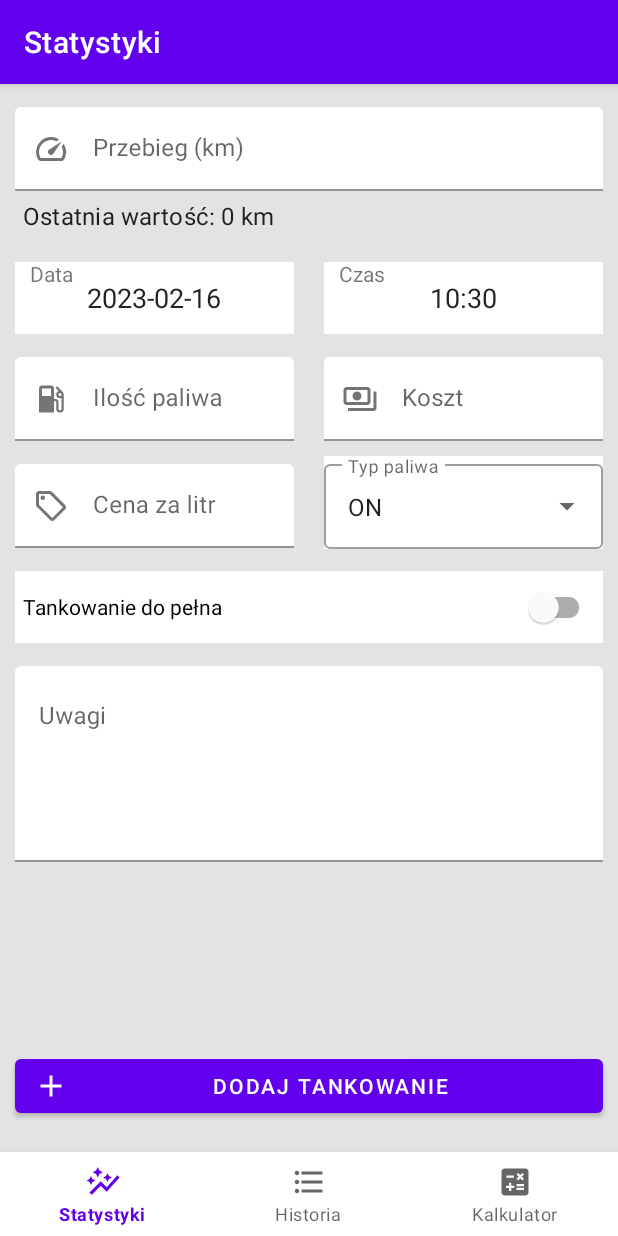
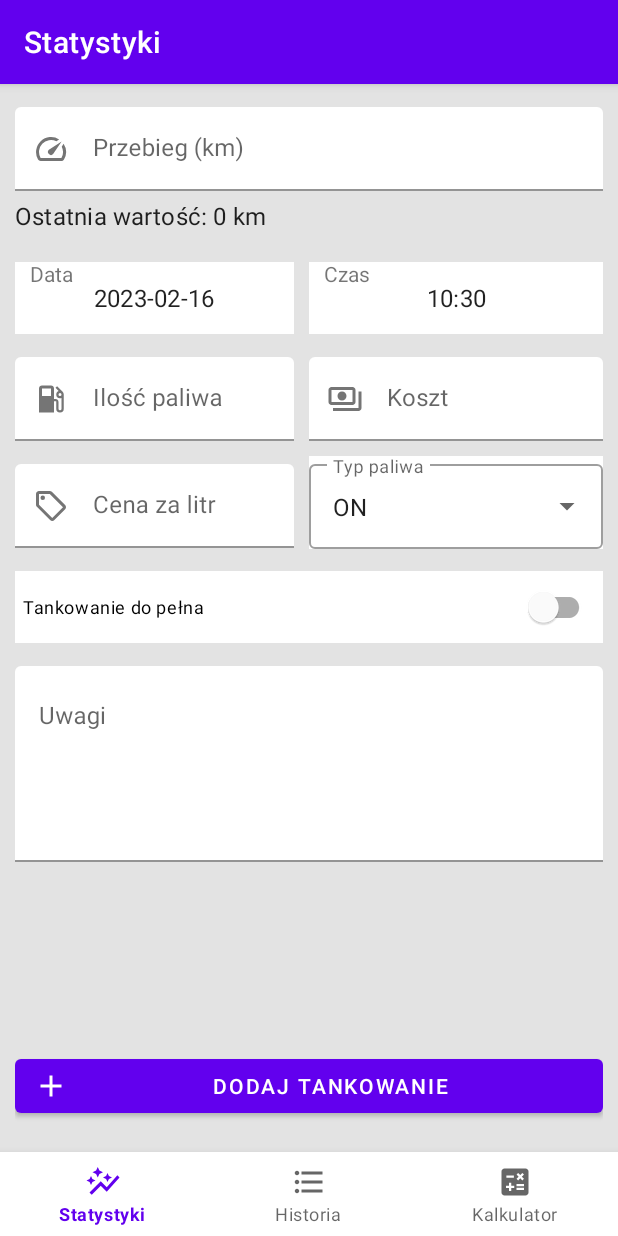
Before and after one commit to matxowy/VehicleCost, an Android app: the fragment AddEditRefuelFragment placed in its activity, on a phone screen of 412 x 824 dp. Run offline under Robolectric (Android 15) with nearby library versions, the phone set to English and light mode, and no system bars; our stand-ins replace Dagger/Hilt's generated code, Room's generated code, navigation-ui; 4 statements that could not run were skipped.

Commit message:
v.1.14.0
- Refactored some designs
- Extracted dimensions
- Changed to use not hardcoded colors
- Started to use textAppearance everywhere in text fields

```diff
--- a/app/src/main/res/layout/add_edit_refuel_fragment.xml
+++ b/app/src/main/res/layout/add_edit_refuel_fragment.xml
@@ -5,24 +5,30 @@
     android:layout_width="match_parent"
     android:layout_height="match_parent"
     tools:context=".ui.addeditrefuel.AddEditRefuelFragment"
-    android:background="#E3E3E3">
+    android:background="@color/greyBackgroundColor">
 
+
+    <androidx.constraintlayout.widget.ConstraintLayout
+        android:layout_width="match_parent"
+        android:layout_height="match_parent"
+        android:layout_marginHorizontal="@dimen/default_side_margin">
 
     <EditText
         android:id="@+id/et_date"
         android:layout_width="0dp"
         android:layout_height="wrap_content"
-        android:layout_marginStart="10dp"
-        android:layout_marginTop="20dp"
-        android:layout_marginEnd="10dp"
+        android:layout_marginTop="@dimen/high_margin"
+        android:layout_marginEnd="@dimen/small_margin"
         android:clickable="false"
         android:cursorVisible="false"
-        android:ems="7"
         android:focusable="false"
         android:focusableInTouchMode="false"
-        android:minHeight="48dp"
+        android:importantForAutofill="no"
+        android:inputType="date"
+        android:minHeight="@dimen/minimum_field_height"
         android:textAlignment="center"
-        android:background="@color/white"
+        android:background="?attr/colorSurface"
+        android:textAppearance="@style/TextAppearance.MaterialComponents.Subtitle1"
         app:layout_constraintEnd_toStartOf="@+id/guideline_vertical"
         app:layout_constraintStart_toStartOf="parent"
         app:layout_constraintTop_toBottomOf="@+id/tv_last_value_of_mileage" />
@@ -31,17 +37,17 @@
         android:id="@+id/et_time"
         android:layout_width="0dp"
         android:layout_height="wrap_content"
-        android:layout_marginStart="10dp"
-        android:layout_marginTop="20dp"
-        android:layout_marginEnd="10dp"
+        android:layout_marginTop="@dimen/high_margin"
         android:clickable="false"
         android:cursorVisible="false"
-        android:ems="7"
         android:focusable="false"
         android:focusableInTouchMode="false"
-        android:minHeight="48dp"
+        android:importantForAutofill="no"
+        android:inputType="datetime"
+        android:minHeight="@dimen/minimum_field_height"
         android:textAlignment="center"
-        android:background="@color/white"
+        android:background="?attr/colorSurface"
+        android:textAppearance="@style/TextAppearance.MaterialComponents.Subtitle1"
         app:layout_constraintEnd_toEndOf="parent"
         app:layout_constraintStart_toStartOf="@+id/guideline_vertical"
         app:layout_constraintTop_toBottomOf="@+id/tv_last_value_of_mileage" />
@@ -50,9 +56,8 @@
         android:id="@+id/tv_last_value_of_mileage"
         android:layout_width="wrap_content"
         android:layout_height="wrap_content"
-        android:layout_marginStart="15dp"
-        android:layout_marginTop="5dp"
-        android:text="Ostatnia wartość: 264 778 km"
+        android:layout_marginTop="@dimen/very_small_margin"
+        tools:text="Ostatnia wartość: 264 778 km"
         android:textAppearance="@style/TextAppearance.MaterialComponents.Subtitle1"
         app:layout_constraintStart_toStartOf="parent"
         app:layout_constraintTop_toBottomOf="@+id/til_mileage" />
@@ -61,9 +66,8 @@
         android:id="@+id/tv_label_for_time"
         android:layout_width="0dp"
         android:layout_height="wrap_content"
-        android:layout_marginStart="10dp"
-        android:layout_marginTop="18dp"
-        android:ems="8"
+        android:layout_marginTop="@dimen/date_time_labels_margin_top"
+        android:layout_marginStart="@dimen/small_margin"
         android:gravity="start"
         android:labelFor="@+id/et_time"
         android:text="@string/label_time"
@@ -75,9 +79,8 @@
         android:id="@+id/tv_label_for_date"
         android:layout_width="0dp"
         android:layout_height="wrap_content"
-        android:layout_marginStart="10dp"
-        android:layout_marginTop="18dp"
-        android:ems="8"
+        android:layout_marginTop="@dimen/date_time_labels_margin_top"
+        android:layout_marginStart="@dimen/small_margin"
         android:gravity="start"
         android:labelFor="@+id/et_date"
         android:text="@string/label_of_date"
@@ -103,9 +106,7 @@
         android:id="@+id/til_mileage"
         android:layout_width="match_parent"
         android:layout_height="wrap_content"
-        android:layout_marginStart="10dp"
-        android:layout_marginTop="15dp"
-        android:layout_marginEnd="10dp"
+        android:layout_marginTop="@dimen/medium_margin"
         android:background="@android:color/transparent"
         android:orientation="horizontal"
         app:boxBackgroundColor="@android:color/transparent"
@@ -121,9 +122,8 @@
             android:layout_height="wrap_content"
             android:hint="@string/text_input_hint_mileage"
             android:inputType="numberDecimal"
-            android:maxLength="20"
-            android:textColor="@color/black"
-            android:textSize="16sp" />
+            android:maxLength="9"
+            android:textAppearance="@style/TextAppearance.MaterialComponents.Subtitle1" />
 
     </com.google.android.material.textfield.TextInputLayout>
 
@@ -131,9 +131,8 @@
         android:id="@+id/til_fuel"
         android:layout_width="0dp"
         android:layout_height="wrap_content"
-        android:layout_marginStart="10dp"
-        android:layout_marginTop="15dp"
-        android:layout_marginEnd="10dp"
+        android:layout_marginTop="@dimen/medium_margin"
+        android:layout_marginEnd="@dimen/small_margin"
         android:background="@android:color/transparent"
         android:orientation="horizontal"
         app:boxBackgroundColor="@android:color/transparent"
@@ -149,9 +148,8 @@
             android:layout_height="wrap_content"
             android:hint="@string/hint_amount_of_fuel"
             android:inputType="numberDecimal"
-            android:maxLength="10"
-            android:textColor="@color/black"
-            android:textSize="16sp" />
+            android:maxLength="6"
+            android:textAppearance="@style/TextAppearance.MaterialComponents.Subtitle1" />
 
     </com.google.android.material.textfield.TextInputLayout>
 
@@ -159,9 +157,7 @@
         android:id="@+id/till_cost"
         android:layout_width="0dp"
         android:layout_height="wrap_content"
-        android:layout_marginStart="10dp"
-        android:layout_marginTop="15dp"
-        android:layout_marginEnd="10dp"
+        android:layout_marginTop="@dimen/medium_margin"
         android:background="@android:color/transparent"
         android:orientation="horizontal"
         app:boxBackgroundColor="@android:color/transparent"
@@ -177,17 +173,17 @@
             android:layout_height="wrap_content"
             android:hint="@string/hint_cost"
             android:inputType="numberDecimal"
-            android:maxLength="10"
-            android:textColor="@color/black" />
+            android:maxLength="7"
+            android:textAppearance="@style/TextAppearance.MaterialComponents.Subtitle1" />
+
     </com.google.android.material.textfield.TextInputLayout>
 
     <com.google.android.material.textfield.TextInputLayout
         android:id="@+id/til_price_per_liter"
         android:layout_width="0dp"
         android:layout_height="wrap_content"
-        android:layout_marginStart="10dp"
-        android:layout_marginTop="15dp"
-        android:layout_marginEnd="10dp"
+        android:layout_marginTop="@dimen/medium_margin"
+        android:layout_marginEnd="@dimen/small_margin"
         android:background="@android:color/transparent"
         android:orientation="horizontal"
         app:boxBackgroundColor="@android:color/transparent"
@@ -204,7 +200,8 @@
             android:hint="@string/hint_price_per_liter"
             android:inputType="numberDecimal"
             android:maxLength="6"
-            android:textColor="@color/black" />
+            android:textAppearance="@style/TextAppearance.MaterialComponents.Subtitle1" />
+
     </com.google.android.material.textfield.TextInputLayout>
 
     <com.google.android.material.textfield.TextInputLayout
@@ -212,11 +209,9 @@
         style="@style/Widget.MaterialComponents.TextInputLayout.OutlinedBox.ExposedDropdownMenu"
         android:layout_width="0dp"
         android:layout_height="wrap_content"
-        android:layout_marginStart="10dp"
-        android:layout_marginTop="10dp"
-        android:layout_marginEnd="10dp"
+        android:layout_marginTop="@dimen/small_margin"
         android:hint="@string/hint_type_of_fuel"
-        android:background="@color/white"
+        android:background="?attr/colorSurface"
         app:layout_constraintEnd_toEndOf="parent"
         app:layout_constraintStart_toStartOf="@+id/guideline_vertical"
         app:layout_constraintTop_toBottomOf="@+id/till_cost">
@@ -225,21 +220,22 @@
             android:id="@+id/spinner_type_of_fuel"
             android:layout_width="match_parent"
             android:layout_height="wrap_content"
-            android:inputType="none" />
+            android:inputType="none"
+            android:textAppearance="@style/TextAppearance.MaterialComponents.Subtitle1" />
+
     </com.google.android.material.textfield.TextInputLayout>
 
     <com.google.android.material.switchmaterial.SwitchMaterial
         android:id="@+id/switch_full_refueled"
         android:layout_width="match_parent"
         android:layout_height="wrap_content"
-        android:layout_marginStart="10dp"
-        android:layout_marginTop="15dp"
-        android:layout_marginEnd="10dp"
+        android:layout_marginTop="@dimen/medium_margin"
         android:checked="false"
         android:text="@string/switch_full_refueled"
         android:background="@color/white"
-        android:paddingStart="5dp"
-        android:paddingEnd="5dp"
+        android:paddingStart="@dimen/very_small_padding"
+        android:paddingEnd="@dimen/very_small_padding"
+        android:textAppearance="@style/TextAppearance.MaterialComponents.Caption"
         app:layout_constraintEnd_toEndOf="parent"
         app:layout_constraintStart_toStartOf="parent"
         app:layout_constraintTop_toBottomOf="@+id/til_price_per_liter" />
@@ -247,9 +243,7 @@
     <com.google.android.material.textfield.TextInputLayout
         android:layout_width="match_parent"
         android:layout_height="wrap_content"
-        android:layout_marginStart="10dp"
-        android:layout_marginTop="15dp"
-        android:layout_marginEnd="10dp"
+        android:layout_marginTop="@dimen/medium_margin"
         android:background="@android:color/transparent"
         android:orientation="horizontal"
         app:boxBackgroundColor="@android:color/transparent"
@@ -266,7 +260,8 @@
             android:gravity="start"
             android:maxLines="8"
             android:hint="@string/comments"
-            android:inputType="textMultiLine" />
+            android:inputType="textMultiLine"
+            android:textAppearance="@style/TextAppearance.MaterialComponents.Subtitle1" />
 
     </com.google.android.material.textfield.TextInputLayout>
 
@@ -274,8 +269,6 @@
         android:id="@+id/btn_add_new_refueled"
         android:layout_width="match_parent"
         android:layout_height="wrap_content"
-        android:layout_marginStart="10dp"
-        android:layout_marginEnd="10dp"
         android:layout_marginBottom="20dp"
         android:text="@string/button_add_new_refuel"
         app:icon="@drawable/ic_add"
@@ -284,5 +277,7 @@
         app:layout_constraintEnd_toEndOf="parent"
         app:layout_constraintStart_toStartOf="parent" />
 
+    </androidx.constraintlayout.widget.ConstraintLayout>
+
 
 </androidx.constraintlayout.widget.ConstraintLayout>
--- a/app/src/main/res/values/colors.xml
+++ b/app/src/main/res/values/colors.xml
@@ -7,4 +7,5 @@
     <color name="teal_700">#FF018786</color>
     <color name="black">#FF000000</color>
     <color name="white">#FFFFFFFF</color>
+    <color name="greyBackgroundColor">#E3E3E3</color>
 </resources>
--- a/app/src/main/res/values/dimens.xml
+++ b/app/src/main/res/values/dimens.xml
@@ -1,5 +1,19 @@
 <?xml version="1.0" encoding="utf-8"?>
 <resources>
     <dimen name="default_side_margin">10dp</dimen>
-    <dimen name="default_margin_top">10dp</dimen>
+
+    <dimen name="very_small_margin">5dp</dimen>
+    <dimen name="small_margin">10dp</dimen>
+    <dimen name="medium_margin">15dp</dimen>
+    <dimen name="high_margin">20dp</dimen>
+
+    <dimen name="very_small_padding">5dp</dimen>
+    <dimen name="small_padding">10dp</dimen>
+    <dimen name="medium_padding">15dp</dimen>
+    <dimen name="high_padding">20dp</dimen>
+
+    <dimen name="date_time_labels_margin_top">18dp</dimen>
+    <dimen name="minimum_field_height">48dp</dimen>
+    <dimen name="card_corner_radius">4dp</dimen>
+    <dimen name="repair_title_max_width">200dp</dimen>
 </resources>
--- a/app/src/main/res/values/themes.xml
+++ b/app/src/main/res/values/themes.xml
@@ -12,5 +12,8 @@
         <!-- Status bar color. -->
         <item name="android:statusBarColor" tools:targetApi="l">?attr/colorPrimaryVariant</item>
         <!-- Customize your theme here. -->
+        <item name="android:colorBackground">@color/white</item>
+        <item name="colorSurface">@color/white</item>
+        <item name="colorOnSurface">@color/black</item>
     </style>
 </resources>
```
Also changed, not shown: app/src/main/res/layout/add_edit_repair_fragment.xml (+36 -40 lines), app/src/main/res/layout/add_vehicle_fragment.xml (+18 -17 lines), app/src/main/res/layout/item_refuel.xml (+22 -34 lines), app/src/main/res/layout/item_repair.xml (+13 -23 lines), app/src/main/res/layout/manage_vehicles_fragment.xml (+6 -7 lines).
